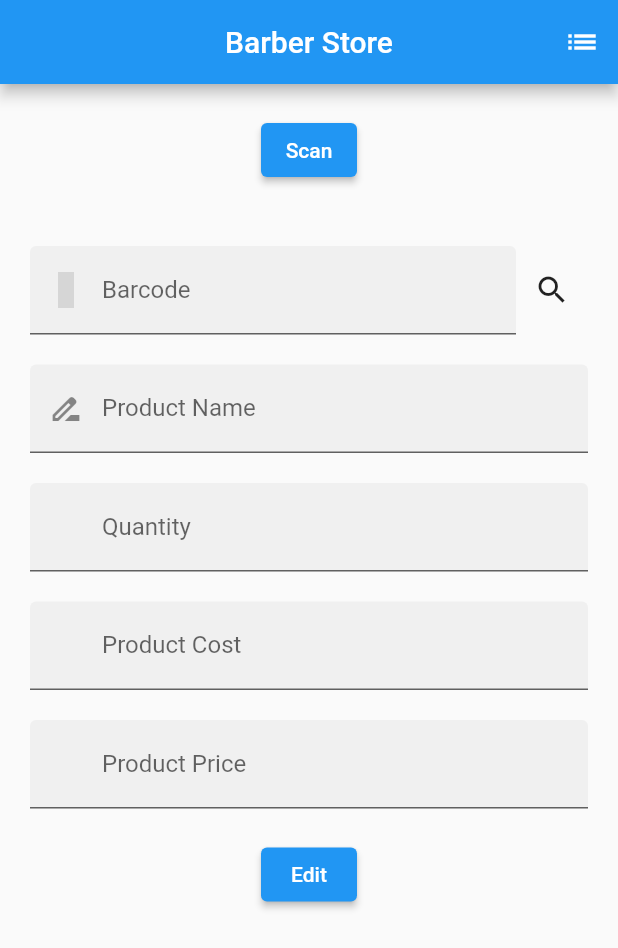
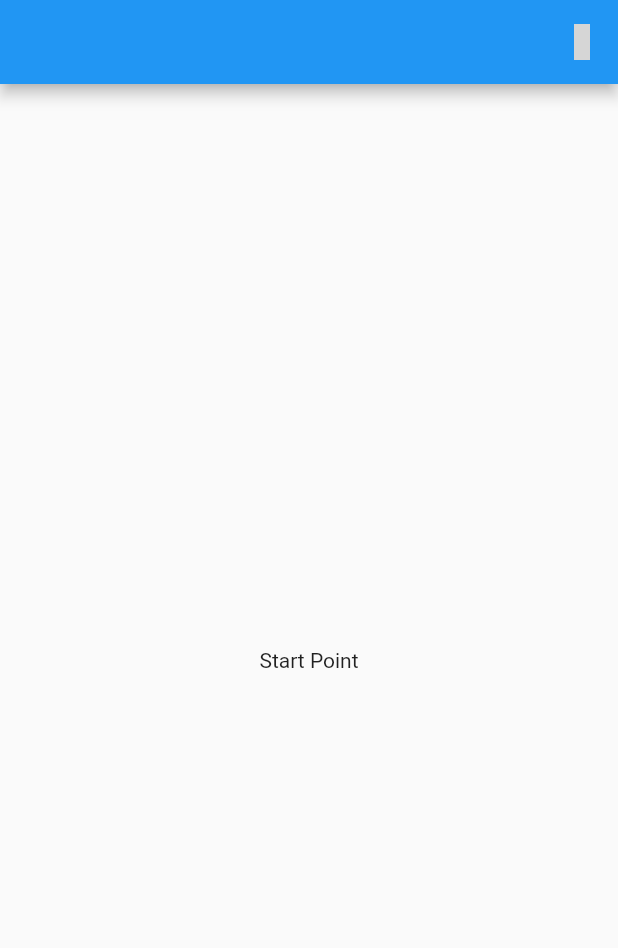
Before and after one commit to nidaldh/barber_store, a Flutter app: the screen it shows after launch, on a phone screen of 412 x 824 dp. Shown: the top 948 px of the screen. Run offline on Flutter 3.47's test engine with Material 2 defaults, Android fonts, the phone set to English and light mode, and no system bars; our stand-ins replace cloud_firestore, firebase_core, get, material_design_icons_flutter; missing offline and left inert: flutter_barcode_scanner; accounts and stored records are empty; grey boxes are pictures that could not be loaded.

Commit message:
1. refactor directories and files name 2. init balance screen

```diff
--- a/lib/presentation/home/controllers/home.controller.dart
+++ b/lib/infrastructure/controller/store.controller.dart
@@ -7,7 +7,7 @@ import 'package:flutter/services.dart';
 import 'package:flutter_barcode_scanner/flutter_barcode_scanner.dart';
 import 'package:get/get.dart';
 
-class HomeController extends GetxController {
+class StoreController extends GetxController {
   var newProduct = false.obs;
   final formKey = GlobalKey<FormState>();
   ProductModel? product;
--- a/lib/infrastructure/navigation/bindings/controllers/home.controller.binding.dart
+++ b/lib/infrastructure/navigation/bindings/controllers/home.controller.binding.dart
@@ -1,11 +1,11 @@
 import 'package:get/get.dart';
-import 'package:barbers_store/presentation/home/controllers/home.controller.dart';
+import 'package:barbers_store/infrastructure/controller/store.controller.dart';
 
-class HomeControllerBinding extends Bindings {
+class StoreControllerBinding extends Bindings {
   @override
   void dependencies() {
-    Get.lazyPut<HomeController>(
-      () => HomeController(),
+    Get.lazyPut<StoreController>(
+      () => StoreController(),
     );
   }
 }
--- a/lib/infrastructure/navigation/navigation.dart
+++ b/lib/infrastructure/navigation/navigation.dart
@@ -1,10 +1,11 @@
-import 'package:barbers_store/presentation/home/product_list.screen.dart';
+import 'package:barbers_store/infrastructure/navigation/bindings/controllers/controllers_bindings.dart';
+import 'package:barbers_store/presentation/balance/balance.screen.dart';
+import 'package:barbers_store/presentation/store/product_list.screen.dart';
 import 'package:flutter/material.dart';
 import 'package:get/get.dart';
 
 import '../../config.dart';
 import '../../presentation/screens.dart';
-import 'bindings/controllers/controllers_bindings.dart';
 import 'routes.dart';
 
 class EnvironmentsBadge extends StatelessWidget {
@@ -29,9 +30,13 @@ class EnvironmentsBadge extends StatelessWidget {
 class Nav {
   static List<GetPage> routes = [
     GetPage(
-        name: Routes.HOME,
-        page: () => HomeScreen(),
-        binding: HomeControllerBinding()),
+      name: Routes.BALANCE,
+      page: () => BalanceScreen(),
+    ),
     GetPage(name: Routes.PRODUCT_LIST, page: () => ProductListScreen()),
+    GetPage(
+        name: Routes.STORE,
+        page: () => StoreScreen(),
+        binding: StoreControllerBinding()),
   ];
 }
--- a/lib/infrastructure/navigation/routes.dart
+++ b/lib/infrastructure/navigation/routes.dart
@@ -1,9 +1,10 @@
 class Routes {
   static Future<String> get initialRoute async {
     // TODO: implement method
-    return HOME;
+    return BALANCE;
   }
 
-  static const HOME = '/home';
+  static const BALANCE = '/home';
   static const PRODUCT_LIST = '/product-list';
+  static const STORE = '/store';
 }
--- /dev/null
+++ b/lib/presentation/balance/balance.screen.dart
@@ -0,0 +1,24 @@
+import 'package:barbers_store/infrastructure/navigation/routes.dart';
+import 'package:flutter/material.dart';
+import 'package:get/get.dart';
+import 'package:material_design_icons_flutter/material_design_icons_flutter.dart';
+
+class BalanceScreen extends StatelessWidget {
+  @override
+  Widget build(BuildContext context) {
+    return Scaffold(
+      appBar: AppBar(
+        actions: [
+          IconButton(
+              icon: Icon(MdiIcons.cart),
+              onPressed: () {
+                Get.toNamed(Routes.STORE);
+              })
+        ],
+      ),
+      body: Center(
+        child: Text('Start Point'),
+      ),
+    );
+  }
+}
--- a/lib/presentation/screens.dart
+++ b/lib/presentation/screens.dart
@@ -1 +1 @@
-export 'home/home.screen.dart';
+export 'store/store.screen.dart';
--- a/lib/presentation/home/product_list.screen.dart
+++ b/lib/presentation/store/product_list.screen.dart
@@ -1,9 +1,9 @@
-import 'package:barbers_store/presentation/home/controllers/home.controller.dart';
+import 'package:barbers_store/infrastructure/controller/store.controller.dart';
 import 'package:flutter/cupertino.dart';
 import 'package:flutter/material.dart';
 import 'package:get/get.dart';
 
-class ProductListScreen extends GetView<HomeController> {
+class ProductListScreen extends GetView<StoreController> {
   @override
   Widget build(BuildContext context) {
     return Scaffold(
--- a/lib/presentation/home/home.screen.dart
+++ b/lib/presentation/store/store.screen.dart
@@ -1,11 +1,11 @@
 import 'package:barbers_store/infrastructure/componet/form_input_field_with_icon.dart';
 import 'package:barbers_store/infrastructure/navigation/routes.dart';
-import 'package:barbers_store/presentation/home/controllers/home.controller.dart';
+import 'package:barbers_store/infrastructure/controller/store.controller.dart';
 import 'package:flutter/material.dart';
 import 'package:get/get.dart';
 import 'package:material_design_icons_flutter/material_design_icons_flutter.dart';
 
-class HomeScreen extends GetView<HomeController> {
+class StoreScreen extends GetView<StoreController> {
   final _formKey2 = GlobalKey<FormState>();
 
   @override
```
